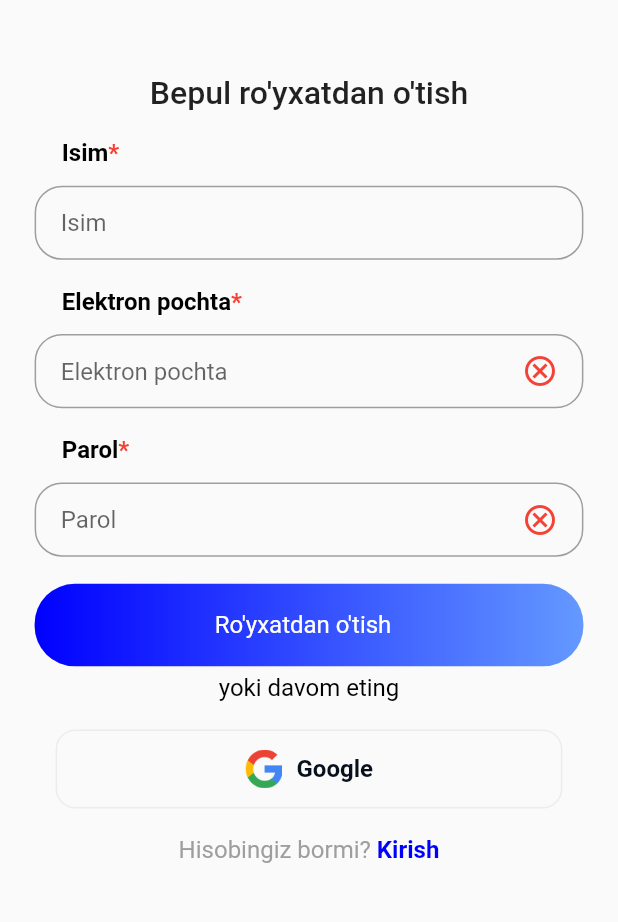
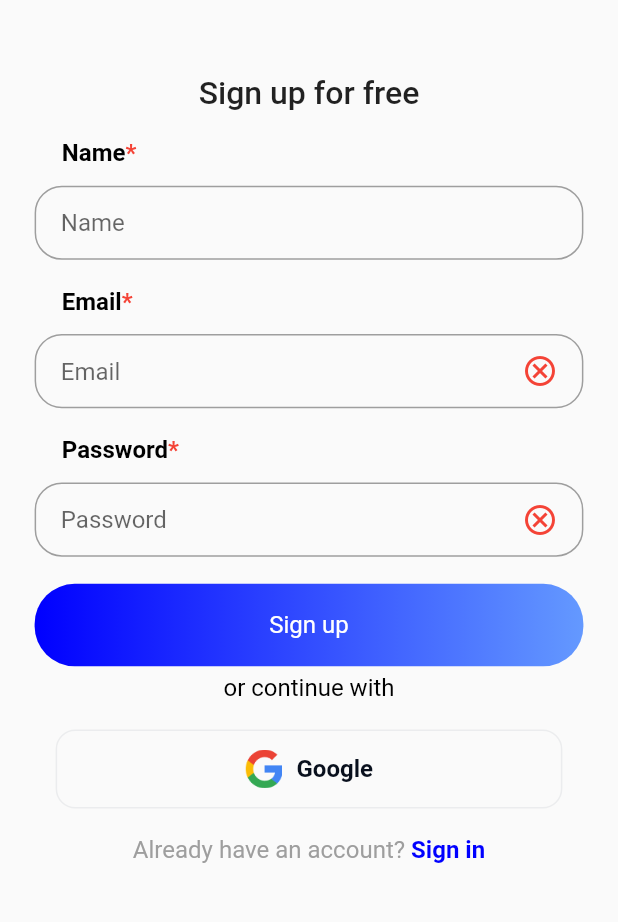
Before and after one commit to Ibrokihimbek/doctor, a Flutter app: the SignUpPage screen opened by its route, on a phone screen of 412 x 824 dp, the part 282-1204 px from its top. Run offline on Flutter 3.47's test engine with Material 2 defaults, Android fonts, the light colour scheme and no system bars; drawn by our look-alikes of keyboard_dismisser, zoom_tap_animation; our stand-ins replace adaptive_theme, bloc, cloud_firestore, connectivity_plus, dio, easy_localization and 16 more; missing offline and left inert: animated_snack_bar; accounts and stored records are empty; network calls fail; statements that could not run were skipped.

Commit message:
some changes

```diff
--- a/lib/ui/auth/login/login_page.dart
+++ b/lib/ui/auth/login/login_page.dart
@@ -40,23 +40,23 @@ class SignInPage extends StatelessWidget {
                     height: m_h(context) * 0.1,
                   ),
                   Text(
-                    "Hisobingizga kiring",
+                    "Sign in to your account",
                     style:
                         TextStyle(fontSize: 24.sp, fontWeight: FontWeight.w500),
                   ),
                   CustomTextField(
                     controller: emailController,
-                    hintText: "Elektron pochta",
+                    hintText: "Email",
                   ),
                   CustomTextField(
                     controller: passwordController,
-                    hintText: "Parol",
+                    hintText: "Password",
                   ),
                   SizedBox(
                     height: m_h(context) * 0.022,
                   ),
                   AuthButton(
-                      title: "Kirish",
+                      title: "Sign in",
                       password: passwordController.text,
                       email: emailController.text),
                   SizedBox(
@@ -66,7 +66,7 @@ class SignInPage extends StatelessWidget {
                     height: m_h(context) * 0.03,
                   ),
                   Text(
-                    "yoki davom eting",
+                    "or continue with",
                     style: TextStyle(
                         color: Colors.black,
                         fontSize: 18.sp,
@@ -91,7 +91,7 @@ class SignInPage extends StatelessWidget {
                     mainAxisAlignment: MainAxisAlignment.center,
                     children: [
                       Text(
-                        "Hisobingiz yo'qmi? ",
+                        "Don’t have an account? ",
                         style: TextStyle(color: Colors.grey, fontSize: 18.sp),
                       ),
                       InkWell(
@@ -99,7 +99,7 @@ class SignInPage extends StatelessWidget {
                             Navigator.pushReplacementNamed(context, signUpPage);
                           },
                           child: Text(
-                            "Ro'yxatdan o'tish",
+                            "Sign up",
                             style: TextStyle(
                                 color: MyColors.primary,
                                 fontWeight: FontWeight.bold,
--- a/lib/ui/auth/sign_up/signup_page.dart
+++ b/lib/ui/auth/sign_up/signup_page.dart
@@ -72,27 +72,27 @@ class SignUpPage extends StatelessWidget {
                       height: m_h(context) * 0.06,
                     ),
                     Text(
-                      "Bepul ro'yxatdan o'tish",
+                      "Sign up for free",
                       style: TextStyle(
                           fontSize: 24.sp, fontWeight: FontWeight.w500),
                     ),
                     CustomTextField(
                       controller: nameController,
-                      hintText: "Isim",
+                      hintText: "Name",
                     ),
                     CustomTextField(
                       controller: emailController,
-                      hintText: "Elektron pochta",
+                      hintText: "Email",
                     ),
                     CustomTextField(
                       controller: passwordController,
-                      hintText: "Parol",
+                      hintText: "Password",
                     ),
                     SizedBox(
                       height: m_h(context) * 0.022,
                     ),
                     AuthButton(
-                        title: "Ro'yxatdan o'tish  ",
+                        title: "Sign up",
                         email: emailController.text,
                         password: passwordController.text,
                         name: nameController.text),
@@ -103,7 +103,7 @@ class SignUpPage extends StatelessWidget {
                       height: m_h(context) * 0.003,
                     ),
                     Text(
-                      "yoki davom eting",
+                      "or continue with",
                       style: TextStyle(color: Colors.black, fontSize: 18.sp),
                     ),
                     SizedBox(
@@ -125,7 +125,7 @@ class SignUpPage extends StatelessWidget {
                       mainAxisAlignment: MainAxisAlignment.center,
                       children: [
                         Text(
-                          "Hisobingiz bormi? ",
+                          "Already have an account? ",
                           style: TextStyle(color: Colors.grey, fontSize: 18.sp),
                         ),
                         InkWell(
@@ -134,7 +134,7 @@ class SignUpPage extends StatelessWidget {
                                   context, loginPage);
                             },
                             child: Text(
-                              "Kirish",
+                              "Sign in",
                               style: TextStyle(
                                   color: MyColors.primary,
                                   fontWeight: FontWeight.bold,
--- a/lib/ui/auth/widgets/auth_button.dart
+++ b/lib/ui/auth/widgets/auth_button.dart
@@ -30,7 +30,7 @@ class AuthButton extends StatelessWidget {
           // ignore: unnecessary_type_check
           if (state is ValidatingStatusState) {
             if (state.passwordValidated && state.emailValidated) {
-              if (title == "Ro'yxatdan o'tish  ") {
+              if (title == "Sign up") {
                 String? token = await FirebaseMessaging.instance.getToken();
                 // ignore: use_build_context_synchronously
                 context.read<AuthBloc>().add(CreateUserEvent(
--- a/lib/ui/auth/widgets/text_field.dart
+++ b/lib/ui/auth/widgets/text_field.dart
@@ -56,16 +56,16 @@ class CustomTextField extends StatelessWidget {
                       Expanded(
                         child: TextField(
                           onChanged: (value) {
-                            if(hintText=="Elektron pochta"){
+                            if(hintText=="Email"){
                               context.read<ValidateBloc>().add(ValidatingEmailEvent(email:value));
-                            }else if(hintText=="Parol"){
+                            }else if(hintText=="Password"){
                               context.read<ValidateBloc>().add(ValidatingPasswordEvent(password:value));
                             }
                           },
                           onSubmitted: (value){
-                            if(hintText=="Elektron pochta"){
+                            if(hintText=="Email"){
                               context.read<ValidateBloc>().add(ValidatingEmailEvent(email:value));
-                            }else if(hintText=="Parol"){
+                            }else if(hintText=="Password"){
                               context.read<ValidateBloc>().add(ValidatingPasswordEvent(password:value));
                             }
                           },
@@ -74,8 +74,8 @@ class CustomTextField extends StatelessWidget {
                           InputDecoration(hintText: hintText, border: InputBorder.none),
                         ),
                       ),
-                      hintText=="Elektron pochta"?state.emailValidated?Icon(Icons.verified,color: Colors.green,):Icon(Icons.cancel_outlined,color: Colors.red,):
-                      hintText=="Parol"?state.passwordValidated?Icon(Icons.verified,color: Colors.green,):Icon(Icons.cancel_outlined,color: Colors.red,):
+                      hintText=="Email"?state.emailValidated?Icon(Icons.verified,color: Colors.green,):Icon(Icons.cancel_outlined,color: Colors.red,):
+                      hintText=="Password"?state.passwordValidated?Icon(Icons.verified,color: Colors.green,):Icon(Icons.cancel_outlined,color: Colors.red,):
                       Icon(Icons.add,color: Colors.transparent,),
                       const SizedBox(width: 16,),
                     ],
--- a/lib/ui/on_boarding/on_boarding_screen.dart
+++ b/lib/ui/on_boarding/on_boarding_screen.dart
@@ -31,25 +31,25 @@ class _OnBoardingScreenState extends State<OnBoardingScreen> {
         context,
         image:
             "https://img.freepik.com/free-photo/beautiful-young-female-doctor-looking-camera-office_1301-7807.jpg?w=2000",
-        dutyOfDoctor: "Minglab shifokorlar",
-        desc1: "Minglab shifokorlar bilan osongina bog'lanishingiz ",
-        desc2: "mumkin ehtiyojlaringiz uchun murojaat qiling.",
+        dutyOfDoctor: "Thousands of doctors",
+        desc1: "You can easily contact with a thousands of ",
+        desc2: "doctors and contact for your needs.",
       ),
       onBoardingWidget(
         context,
         image:
             "https://media.istockphoto.com/id/138205019/photo/happy-healthcare-practitioner.jpg?s=612x612&w=0&k=20&c=b8kUyVtmZeW8MeLHcDsJfqqF0XiFBjq6tgBQZC7G0f0=",
-        dutyOfDoctor: "Shifokorlar bilan suhbat",
-        desc1: "Shifokor bilan uchrashuvga yoziling. Uchrashuv xati",
-        desc2: "orqali shifokor bilan suhbatlashing va maslahat oling.",
+        dutyOfDoctor: "Chat with doctors",
+        desc1: "Book an appointment with doctor. Chat with doctor via ",
+        desc2: "appointment letter and get consultation.",
       ),
       onBoardingWidget(
         context,
         image:
             "https://www.pixelstalk.net/wp-content/uploads/2016/10/Modern-generation-doctor-girl-wallpaper.jpg",
-        dutyOfDoctor: "Doktor bilan jonli suhbat",
-        desc1: "Shifokor bilan osongina bog'laning, ovozli va video ",
-        desc2: "qo'ng'iroqni boshlang.",
+        dutyOfDoctor: "Live talk with doctor",
+        desc1: "Easily connect with doctor, start voice and video call ",
+        desc2: "for your better treatment & prescription.",
       ),
     ];
     return Scaffold(
@@ -125,7 +125,7 @@ class _OnBoardingScreenState extends State<OnBoardingScreen> {
                   );
                 },
                 child: Text(
-                  "O'tkazib yuborish",
+                  "Skip",
                   style: TextStyle(
                       color: const Color(0xFF2972FE),
                       fontWeight: FontWeight.w500,
@@ -161,7 +161,7 @@ class _OnBoardingScreenState extends State<OnBoardingScreen> {
                   ),
                   child: Center(
                       child: Text(
-                    "Keyingi",
+                    "Next",
                     style: TextStyle(color: Colors.white, fontSize: 18.sp),
                   ))),
             ),
--- a/lib/ui/on_boarding/signin_or_signup_page.dart
+++ b/lib/ui/on_boarding/signin_or_signup_page.dart
@@ -34,7 +34,7 @@ class _SignInOrSignUpScreenState extends State<SignInOrSignUpScreen> {
             Padding(
               padding: const EdgeInsets.only(top: 90, left: 24, right: 24).r,
               child: Text(
-                "Xush Kelibsiz",
+                "Welcome to Shifo top!",
                 style: TextStyle(
                     fontSize: 26.sp,
                     fontWeight: FontWeight.w500,
@@ -67,7 +67,7 @@ class _SignInOrSignUpScreenState extends State<SignInOrSignUpScreen> {
                     ),
                     child: Center(
                         child: Text(
-                      "Ro'yxatdan o'tish",
+                      "Sign Up",
                       style: TextStyle(
                           color: Colors.white,
                           fontSize: 18.sp,
@@ -78,7 +78,7 @@ class _SignInOrSignUpScreenState extends State<SignInOrSignUpScreen> {
             Padding(
               padding: const EdgeInsets.only(top: 16, right: 15, left: 15).r,
               child: GlobalButtonOutline(
-                buttonText: 'Kirish',
+                buttonText: 'Sign In',
                 onTap: () {
                   Navigator.pushNamedAndRemoveUntil(
                       context, loginPage, (route) => false);
--- a/lib/ui/tab_box/appointment/widgets/appointment_item_view.dart
+++ b/lib/ui/tab_box/appointment/widgets/appointment_item_view.dart
@@ -34,9 +34,7 @@ class AppointmentItemView extends StatelessWidget {
           decoration: BoxDecoration(
             boxShadow: [
               BoxShadow(
-                color: Color(0xff121212).withOpacity(0.12),
-                blurRadius: 12
-              )
+                  color: Color(0xff121212).withOpacity(0.12), blurRadius: 12)
             ],
             borderRadius: BorderRadius.circular(12.r),
             color: MyColors.neutralWhite,
@@ -68,7 +66,7 @@ class AppointmentItemView extends StatelessWidget {
                           child: Row(
                             children: [
                               Text(
-                                tr("history_screen.${model.type}"),
+                                model.type,
                                 style: MyTextStyle.sfProRegular.copyWith(
                                     color: MyColors.neutralBlack,
                                     fontSize: 12.sp),
--- a/lib/ui/tab_box/appointment/widgets/past_appointments_items.dart
+++ b/lib/ui/tab_box/appointment/widgets/past_appointments_items.dart
@@ -1,5 +1,6 @@
 import 'package:doctor_app/bloc/get_appointements_cubit/get_appointments_bloc.dart';
 import 'package:doctor_app/bloc/get_appointements_cubit/user_appointments_state.dart';
+import 'package:doctor_app/data/models/appointment/appointment_model.dart';
 import 'package:doctor_app/ui/tab_box/appointment/widgets/appointment_item_view.dart';
 import 'package:doctor_app/ui/tab_box/appointment/widgets/when_no_data.dart';
 import 'package:doctor_app/utils/color.dart';
@@ -11,7 +12,8 @@ import 'package:flutter_screenutil/flutter_screenutil.dart';
 import 'package:intl/intl.dart';
 
 class PastAppointmentItems extends StatelessWidget {
-  const PastAppointmentItems({super.key});
+  final List<AppointmentModel> appointments;
+  const PastAppointmentItems({super.key, required this.appointments});
 
   @override
   Widget build(BuildContext context) {
--- a/lib/ui/tab_box/appointment/widgets/upcoming_appointments_items.dart
+++ b/lib/ui/tab_box/appointment/widgets/upcoming_appointments_items.dart
@@ -12,7 +12,8 @@ import 'package:flutter_screenutil/flutter_screenutil.dart';
 import 'package:intl/intl.dart';
 
 class UpcomingAppointmentsItems extends StatelessWidget {
-  const UpcomingAppointmentsItems({super.key});
+  final List<AppointmentModel> appointments;
+  const UpcomingAppointmentsItems({super.key, required this.appointments});
 
   @override
   Widget build(BuildContext context) {
--- a/lib/ui/widgets/search_text_field.dart
+++ b/lib/ui/widgets/search_text_field.dart
@@ -34,7 +34,7 @@ class SearchTextField extends StatelessWidget {
           hintStyle: MyTextStyle.sfProMedium.copyWith(
             fontSize: 14.sp,
             fontWeight: FontWeight.w400,
-            color: MyColors.black.withOpacity(0.8),
+            color: MyColors.black.withOpacity(0.5),
           ),
           suffixIcon: SvgPicture.asset(
             ActionIcons.search,
```
Also changed, not shown: lib/ui/tab_box/appointment/appointment_screen.dart (+99 -13 lines), lib/ui/tab_box/appointment/widgets/filter_button.dart (+3 -10 lines), lib/ui/tab_box/tab_box.dart (+29 -16 lines).
